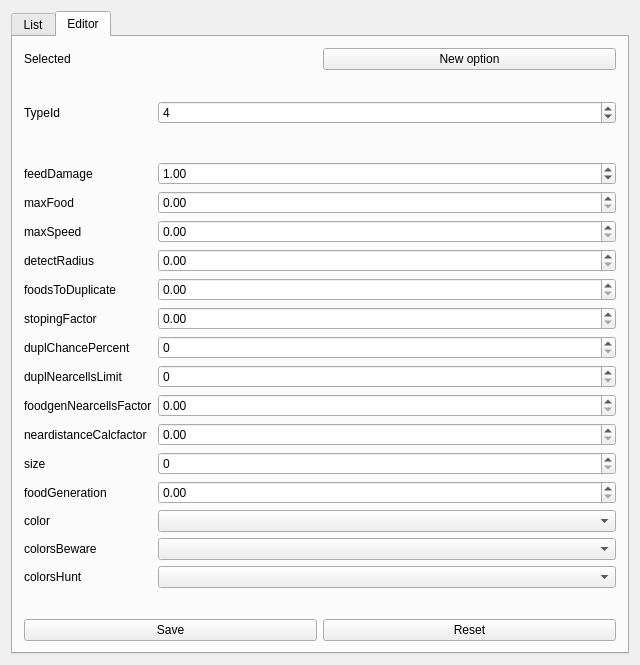
Old version of the form QtCellLifeSimulationApp/GenerationSettingsWidget.ui in the repository maxchistt/CellLifeSimulation.
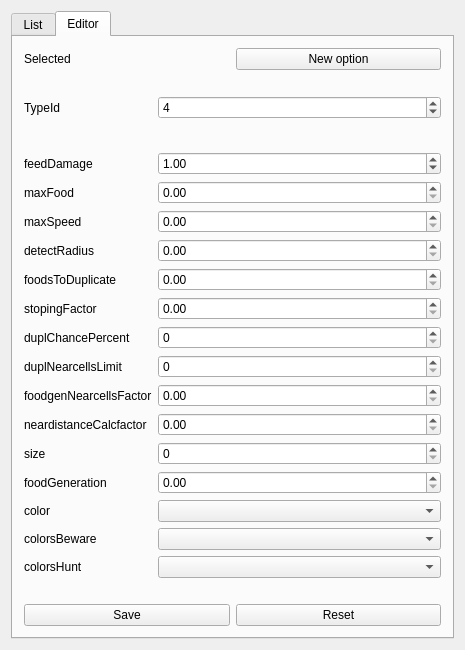
New version of the form. Icons and pictures are not drawn.

Patch:
```diff
--- a/QtCellLifeSimulationApp/GenerationSettingsWidget.ui
+++ b/QtCellLifeSimulationApp/GenerationSettingsWidget.ui
@@ -6,8 +6,8 @@
    <rect>
     <x>0</x>
     <y>0</y>
-    <width>640</width>
-    <height>665</height>
+    <width>465</width>
+    <height>650</height>
    </rect>
   </property>
   <property name="windowTitle">
```
Left out of the diff: 32 changed lines with no effect on the pictures.
